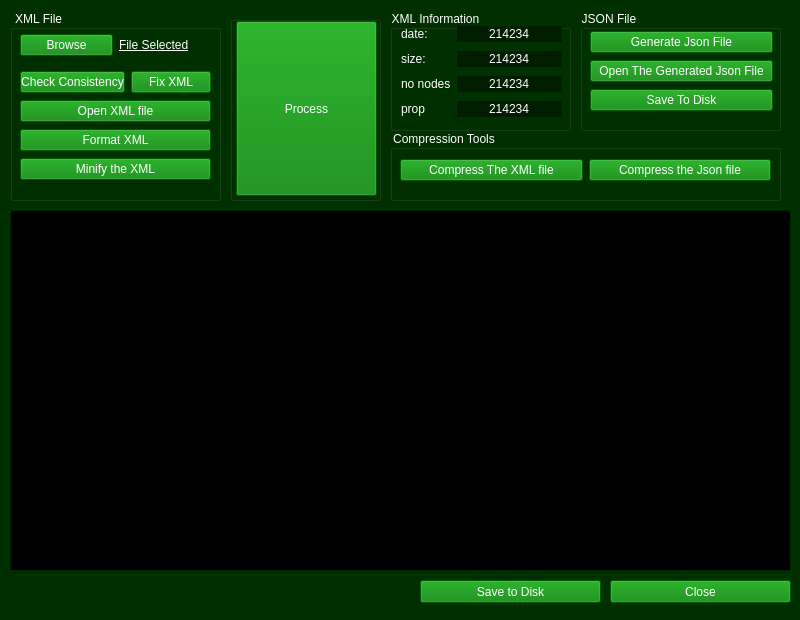
Above: mainwindow.ui from MostafaAkrsh/QT_XML_Editor before the change. Below: the same form after it.
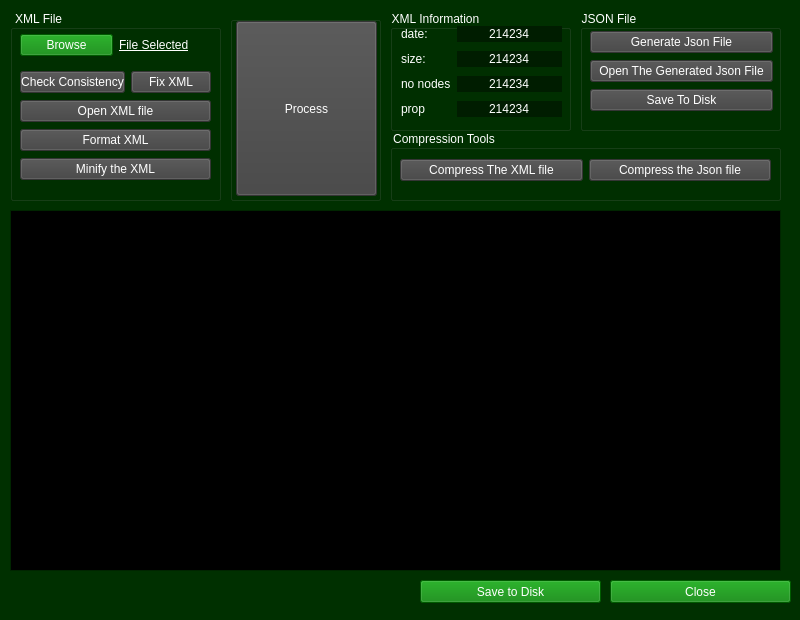
That is the form after the change. Icons and pictures are not drawn.

```diff
--- a/mainwindow.ui
+++ b/mainwindow.ui
@@ -567,10 +567,19 @@
       <item>
        <layout class="QHBoxLayout" name="horizontalLayout_2">
         <item>
-         <widget class="QPushButton" name="pushButton_2">
+         <widget class="QPushButton" name="check_PushButton">
+          <property name="enabled">
+           <bool>false</bool>
+          </property>
           <property name="styleSheet">
-           <string notr="true">color: white;
+           <string notr="true">:enabled{
+color: white;
 background-color: green;
+}
+:disabled{
+	color:white;
+	background-color:rgb(65, 65, 65);
+}
 
 
 </string>
@@ -592,7 +601,7 @@
 }
 :disabled{
 	color:white;
-	background-color:green;
+	background-color:rgb(65, 65, 65);
 }
 </string>
           </property>
@@ -604,10 +613,19 @@
        </layout>
       </item>
       <item>
-       <widget class="QPushButton" name="pushButton_9">
+       <widget class="QPushButton" name="openXML_PushButton">
+        <property name="enabled">
+         <bool>false</bool>
+        </property>
         <property name="styleSheet">
-         <string notr="true">color: white;
+         <string notr="true">:enabled{
+color: white;
 background-color: green;
+}
+:disabled{
+	color:white;
+	background-color:rgb(65, 65, 65);
+}
 
 
 </string>
@@ -618,10 +636,19 @@
        </widget>
       </item>
       <item>
-       <widget class="QPushButton" name="pushButton_4">
+       <widget class="QPushButton" name="format_PushButton">
+        <property name="enabled">
+         <bool>false</bool>
+        </property>
         <property name="styleSheet">
-         <string notr="true">color: white;
+         <string notr="true">:enabled{
+color: white;
 background-color: green;
+}
+:disabled{
+	color:white;
+	background-color:rgb(65, 65, 65);
+}
 
 
 </string>
@@ -632,10 +659,19 @@
        </widget>
       </item>
       <item>
-       <widget class="QPushButton" name="pushButton_19">
+       <widget class="QPushButton" name="minify_PushButton">
+        <property name="enabled">
+         <bool>false</bool>
+        </property>
         <property name="styleSheet">
-         <string notr="true">color: white;
+         <string notr="true">:enabled{
+color: white;
 background-color: green;
+}
+:disabled{
+	color:white;
+	background-color:rgb(65, 65, 65);
+}
 
 
 </string>
@@ -653,7 +689,7 @@
      <rect>
       <x>10</x>
       <y>210</y>
-      <width>781</width>
+      <width>771</width>
       <height>361</height>
      </rect>
     </property>
@@ -695,9 +731,18 @@
        <layout class="QHBoxLayout" name="horizontalLayout_7">
         <item>
          <widget class="QPushButton" name="pushButton_15">
+          <property name="enabled">
+           <bool>false</bool>
+          </property>
           <property name="styleSheet">
-           <string notr="true">color: white;
+           <string notr="true">:enabled{
+color: white;
 background-color: green;
+}
+:disabled{
+	color:white;
+	background-color:rgb(65, 65, 65);
+}
 
 
 </string>
@@ -711,9 +756,18 @@
       </item>
       <item>
        <widget class="QPushButton" name="pushButton_17">
+        <property name="enabled">
+         <bool>false</bool>
+        </property>
         <property name="styleSheet">
-         <string notr="true">color: white;
+         <string notr="true">:enabled{
+color: white;
 background-color: green;
+}
+:disabled{
+	color:white;
+	background-color:rgb(65, 65, 65);
+}
 
 
 </string>
@@ -725,9 +779,18 @@
       </item>
       <item>
        <widget class="QPushButton" name="pushButton_18">
+        <property name="enabled">
+         <bool>false</bool>
+        </property>
         <property name="styleSheet">
-         <string notr="true">color: white;
+         <string notr="true">:enabled{
+color: white;
 background-color: green;
+}
+:disabled{
+	color:white;
+	background-color:rgb(65, 65, 65);
+}
 
 
 </string>
@@ -951,9 +1014,18 @@
      <layout class="QHBoxLayout" name="horizontalLayout_8">
       <item>
        <widget class="QPushButton" name="pushButton_22">
+        <property name="enabled">
+         <bool>false</bool>
+        </property>
         <property name="styleSheet">
-         <string notr="true">color: white;
+         <string notr="true">:enabled{
+color: white;
 background-color: green;
+}
+:disabled{
+	color:white;
+	background-color:rgb(65, 65, 65);
+}
 
 
 </string>
@@ -965,9 +1037,18 @@
       </item>
       <item>
        <widget class="QPushButton" name="pushButton_23">
+        <property name="enabled">
+         <bool>false</bool>
+        </property>
         <property name="styleSheet">
-         <string notr="true">color: white;
+         <string notr="true">:enabled{
+color: white;
 background-color: green;
+}
+:disabled{
+	color:white;
+	background-color:rgb(65, 65, 65);
+}
 
 
 </string>
@@ -995,7 +1076,10 @@
     <property name="title">
      <string/>
     </property>
-    <widget class="QPushButton" name="pushButton_16">
+    <widget class="QPushButton" name="process_PushButton">
+     <property name="enabled">
+      <bool>false</bool>
+     </property>
      <property name="geometry">
       <rect>
        <x>6</x>
@@ -1008,12 +1092,16 @@
       <string/>
      </property>
      <property name="styleSheet">
-      <string notr="true">color: white;
+      <string notr="true">:enabled{
+color: white;
 font: 75 14pt &quot;MS Shell Dlg 2&quot;;
 font: 22pt &quot;MS Shell Dlg 2&quot;;
 background-color: green;
-
-
+}
+:disabled{
+	color:white;
+	background-color:rgb(65, 65, 65);
+}
 </string>
      </property>
      <property name="text">
```
Left out of the diff: 6 changed lines with no effect on the pictures.
